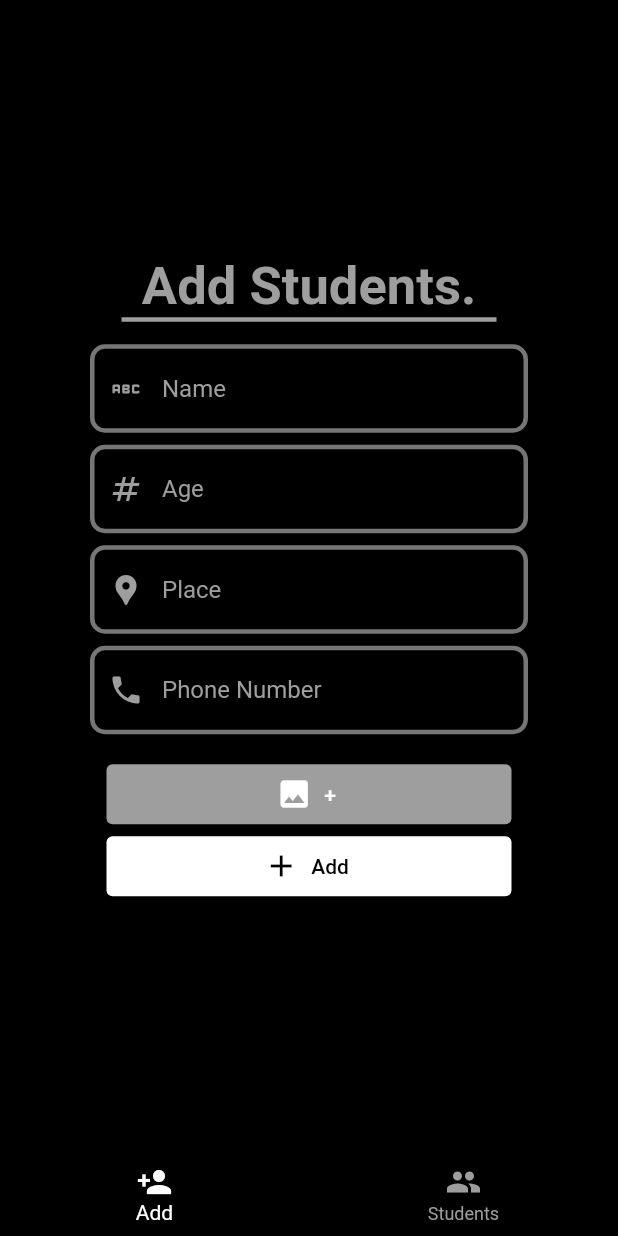
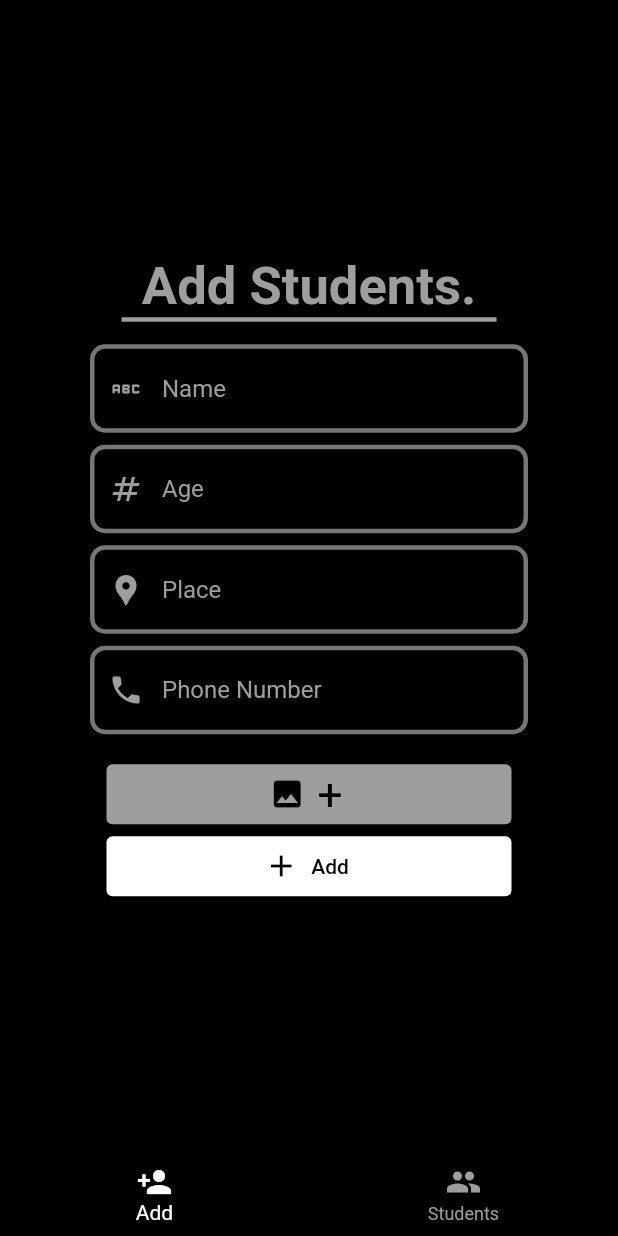
Before and after one commit to sinan70257/StudentData---state-managed, a Flutter app: the screen it shows after launch, on a phone screen of 412 x 824 dp. Run offline on Flutter 3.47's test engine with Material 2 defaults, Android fonts, the phone set to English and light mode, and no system bars; our stand-ins replace flutter_riverpod, hive_flutter, image_picker; accounts and stored records are empty.

Commit message:
second commit

```diff
--- a/lib/presentation/add_student/add_students.dart
+++ b/lib/presentation/add_student/add_students.dart
@@ -82,8 +82,18 @@ class AddStudentsWidget extends StatelessWidget {
                       onPressed: () {
                         getImage();
                       },
-                      label: const Text('+'),
-                      icon: const Icon(Icons.image),
+                      label: const Text(
+                        '+',
+                        style: TextStyle(
+                          fontSize: 30,
+                          fontWeight: FontWeight.w400,
+                          color: Colors.black,
+                        ),
+                      ),
+                      icon: const Icon(
+                        Icons.image,
+                        color: Colors.black,
+                      ),
                       style: ButtonStyle(
                         backgroundColor: MaterialStateProperty.all(
                           Colors.grey,
```
Also changed, not shown: lib/presentation/search_screen/search_students.dart (+14 -1 lines).
